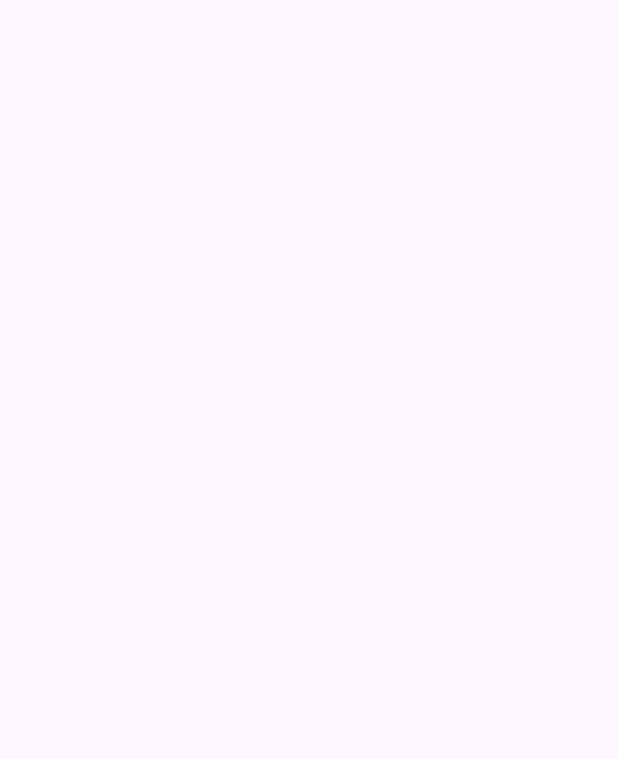
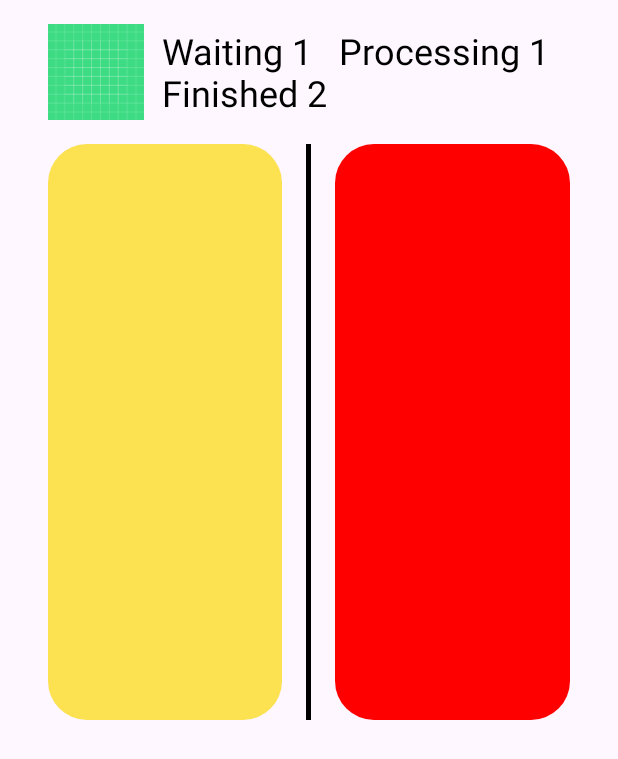
Before and after one commit to wjdalsdk70/CareMinder, an Android app: the PatientActivity screen opened directly, with no data from a screen before it, on a phone screen of 412 x 824 dp. Before the commit the part shown is empty. Shown: the top 759 px of the screen. Run offline under Robolectric (Android 15) with nearby library versions, the phone set to English and light mode, and no system bars.

Commit message:
update patient activity

```diff
--- /dev/null
+++ b/frontend/app/src/main/res/drawable/rectangle.xml
@@ -0,0 +1,5 @@
+<?xml version="1.0" encoding="utf-8"?>
+<shape xmlns:android="http://schemas.android.com/apk/res/android">
+    <solid android:color="#FCE150"/>
+    <corners android:radius="26dp"/>
+</shape>
--- a/frontend/app/src/main/res/layout/activity_main.xml
+++ b/frontend/app/src/main/res/layout/activity_main.xml
@@ -4,7 +4,7 @@
     xmlns:tools="http://schemas.android.com/tools"
     android:layout_width="match_parent"
     android:layout_height="match_parent"
-    tools:context="com.example.careminder.MainActivity">
+    tools:context=".MainActivity">
 
     <LinearLayout
         android:layout_width="match_parent"
--- a/frontend/app/src/main/res/layout/activity_patient.xml
+++ b/frontend/app/src/main/res/layout/activity_patient.xml
@@ -6,4 +6,67 @@
     android:layout_height="match_parent"
     tools:context=".activity.PatientActivity">
 
+    <LinearLayout
+        android:id="@+id/header"
+        android:layout_width="match_parent"
+        android:layout_height="96dp"
+        android:gravity="center_vertical"
+        android:orientation="horizontal"
+        android:paddingHorizontal="32dp"
+        android:paddingVertical="16dp"
+        app:layout_constraintTop_toTopOf="parent">
+
+        <ImageView
+            android:id="@+id/logo"
+            android:layout_width="wrap_content"
+            android:layout_height="wrap_content"
+            android:layout_marginRight="12dp"
+            android:adjustViewBounds="true"
+            android:src="@drawable/ic_launcher_background" />
+
+        <TextView
+            android:id="@+id/text_1"
+            android:layout_width="0dp"
+            android:layout_height="wrap_content"
+            android:layout_weight="1"
+            android:text="Accumulated Requests: 42" />
+
+        <TextView
+            android:id="@+id/text_2"
+            android:layout_width="wrap_content"
+            android:layout_height="wrap_content"
+            android:text="Waiting 1   Processing 1   Finished 2" />
+
+    </LinearLayout>
+
+    <LinearLayout
+        android:layout_width="match_parent"
+        android:layout_height="384dp"
+        android:orientation="horizontal"
+        app:layout_constraintTop_toBottomOf="@id/header"
+        android:paddingHorizontal="32dp">
+
+        <View
+            android:id="@+id/rectangle_1"
+            android:layout_width="0dp"
+            android:layout_height="match_parent"
+            android:layout_weight="1"
+            android:background="@drawable/rectangle"
+            android:backgroundTint="@color/secondary"/>
+
+        <View
+            android:layout_width="3dp"
+            android:layout_height="match_parent"
+            android:background="#000000"
+            android:layout_marginHorizontal="16dp"/>
+
+        <View
+            android:id="@+id/rectangle_2"
+            android:layout_width="0dp"
+            android:layout_height="wrap_content"
+            android:layout_weight="1"
+            android:background="@drawable/rectangle"
+            android:backgroundTint="@color/primary"/>
+    </LinearLayout>
+
 </androidx.constraintlayout.widget.ConstraintLayout>
--- a/frontend/app/src/main/res/values-night/themes.xml
+++ /dev/null
@@ -1,7 +0,0 @@
-<resources xmlns:tools="http://schemas.android.com/tools">
-    <!-- Base application theme. -->
-    <style name="Base.Theme.CareMinder" parent="Theme.Material3.DayNight.NoActionBar">
-        <!-- Customize your dark theme here. -->
-        <!-- <item name="colorPrimary">@color/my_dark_primary</item> -->
-    </style>
-</resources>
--- /dev/null
+++ b/frontend/app/src/main/res/values/styles.xml
@@ -0,0 +1,4 @@
+<?xml version="1.0" encoding="utf-8"?>
+<resources>
+
+</resources>
--- a/frontend/app/src/main/res/values/themes.xml
+++ b/frontend/app/src/main/res/values/themes.xml
@@ -2,7 +2,9 @@
     <!-- Base application theme. -->
     <style name="Base.Theme.CareMinder" parent="Theme.Material3.DayNight.NoActionBar">
         <!-- Customize your light theme here. -->
-        <!-- <item name="colorPrimary">@color/my_light_primary</item> -->
+        <item name="android:textSize">24sp</item>
+        <item name="android:textColor">@color/text</item>
+
     </style>
 
     <style name="Theme.CareMinder" parent="Base.Theme.CareMinder" />
```
